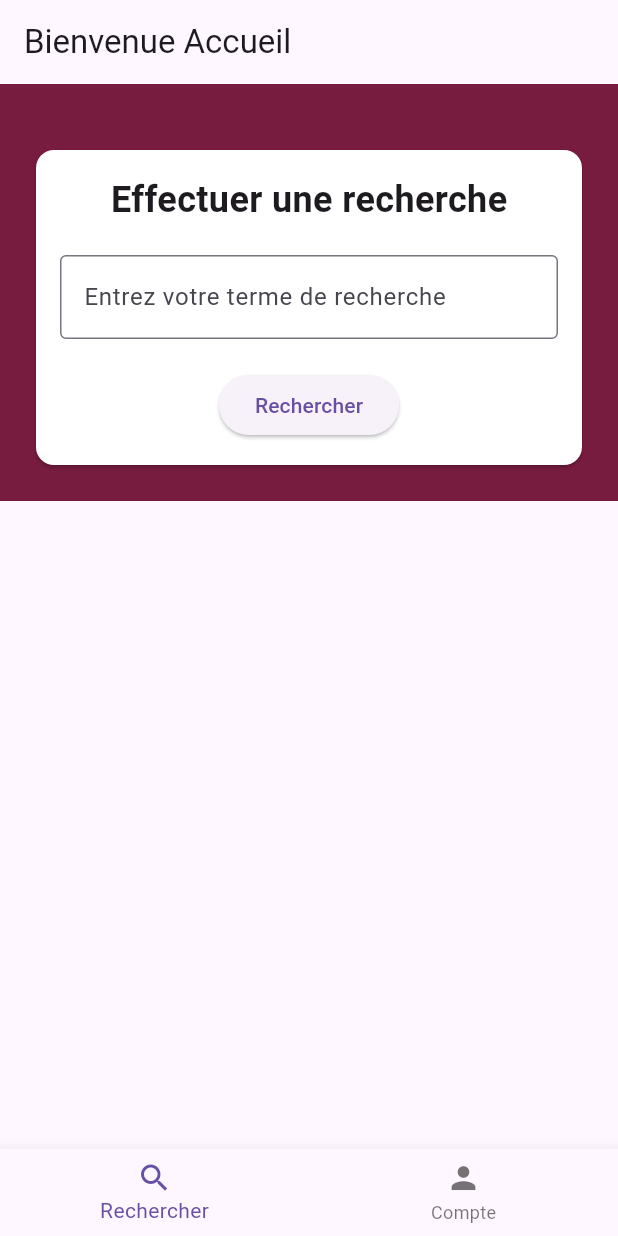
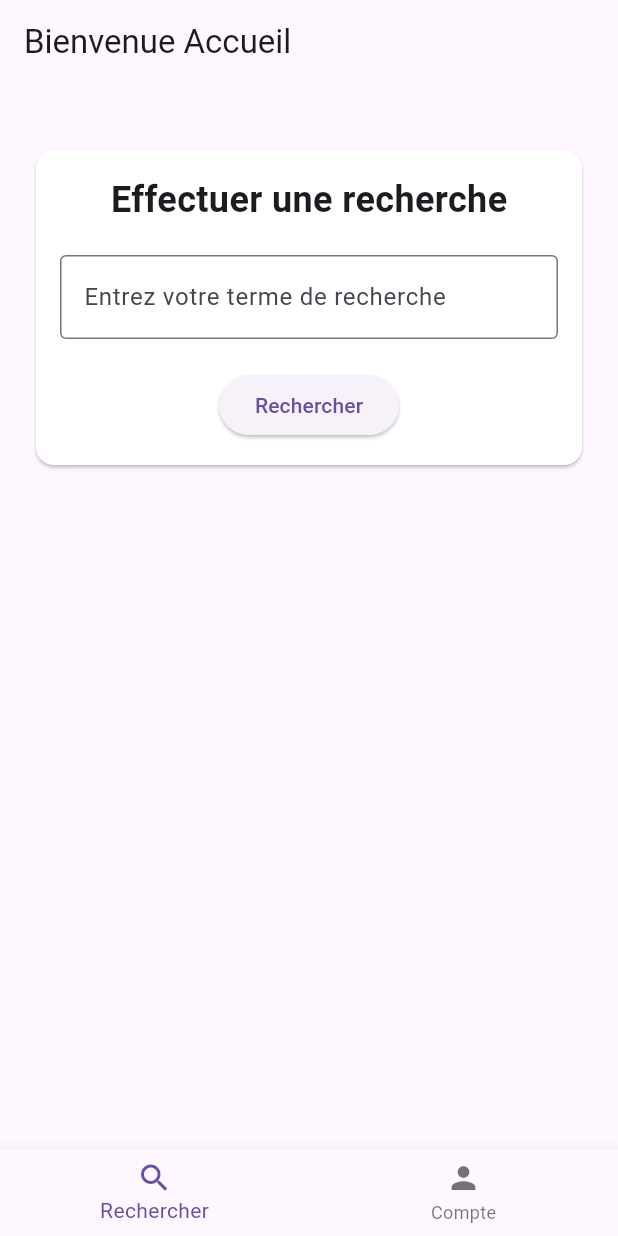
Before and after one commit to d-perreaux/EPSI_3A_flutter_chez_meme, a Flutter app: the HomePage screen opened directly, on a phone screen of 412 x 824 dp. Run offline on Flutter 3.47's test engine with Material 3 defaults, Android fonts, the phone set to English and light mode, and no system bars.

Commit message:
refactor(searchPage): change background color

```diff
--- a/lib/pages/SearchPage.dart
+++ b/lib/pages/SearchPage.dart
@@ -30,7 +30,6 @@ class _SearchState extends State<SearchPage> {
   Widget build(BuildContext context) {
     return SingleChildScrollView(
       child: Container(
-        color: Color.fromRGBO(104, 2, 42, 0.9),
         child: Padding(
           padding: const EdgeInsets.all(20.0),
           child: Column(
```
